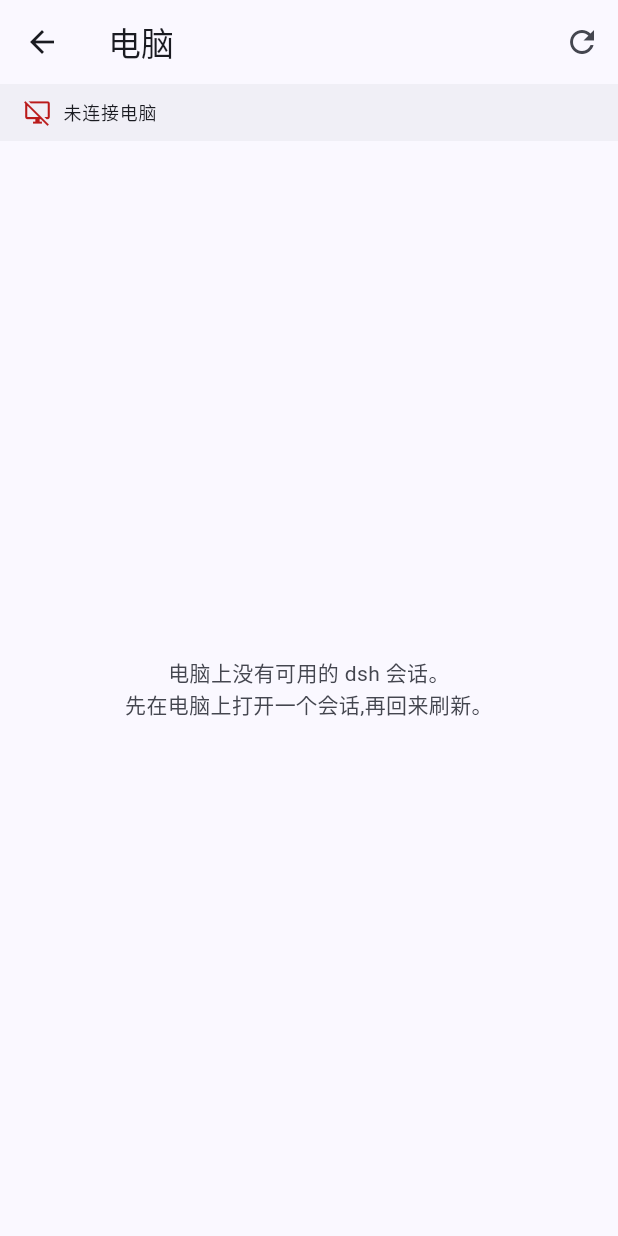
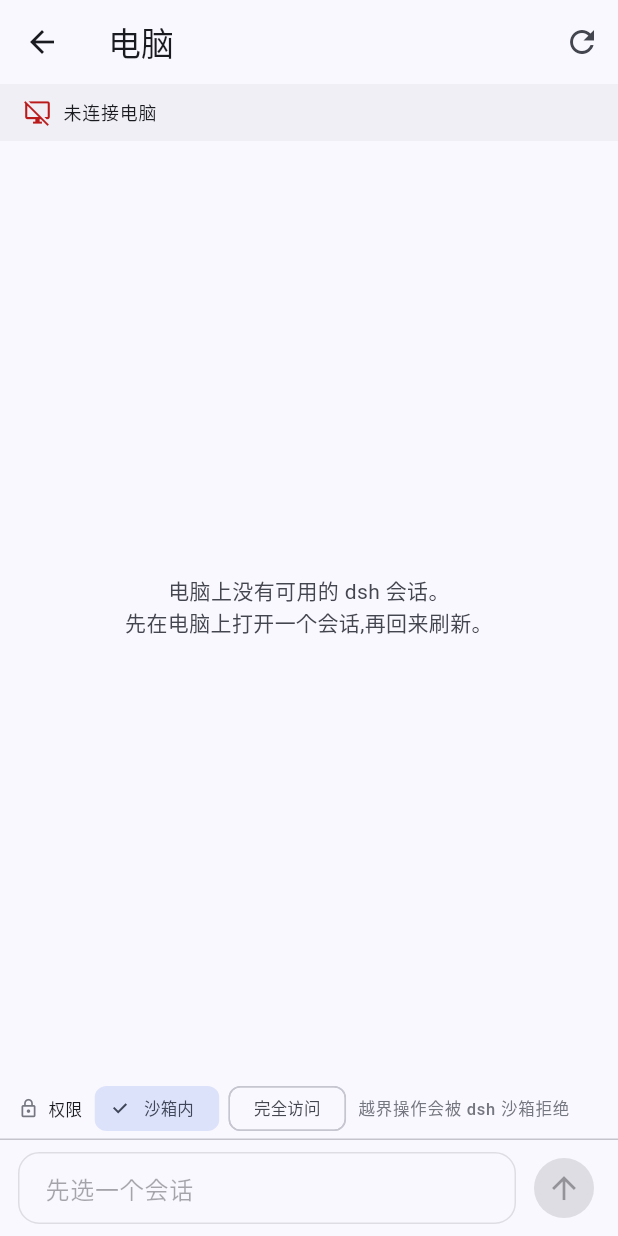
Before and after one commit to liduojia123/DeepSeek_Mobile_JingLing, a Flutter app: the ComputerPage screen opened directly, on a phone screen of 412 x 824 dp. Run offline on Flutter 3.47's test engine with Material 3 defaults, Android fonts, the phone set to English and light mode, and no system bars; our stand-ins replace file_picker, flutter_markdown, flutter_riverpod, flutter_secure_storage, material_ui; accounts and stored records are empty.

Commit message:
fix(app): 列表视图恢复输入框与权限条
上一版把输入框/权限条限制在任务视图,导致列表视图没有对话框;改为两级视图都显示,任务执行中时输入框禁用并提示

```diff
--- a/app/lib/pages/computer_page.dart
+++ b/app/lib/pages/computer_page.dart
@@ -96,10 +96,8 @@ class _ComputerPageState extends ConsumerState<ComputerPage> {
               child: state.viewingTask ? _buildTaskView(state, theme) : _buildBody(state, theme),
             ),
             _buildConfirmCard(state, theme),
-            if (state.viewingTask) ...[
-              _buildPermissionBar(state, theme),
-              _buildComposer(state, theme),
-            ],
+            _buildPermissionBar(state, theme),
+            _buildComposer(state, theme),
           ],
         ),
       ),
```
